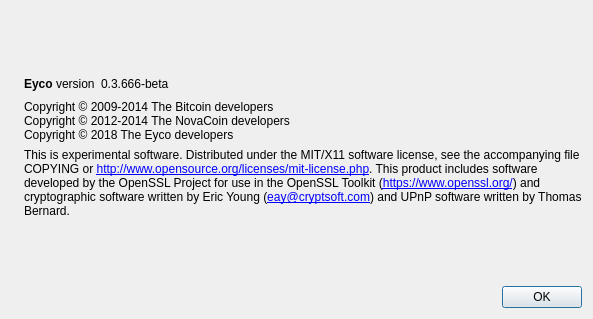
Old version of the form src/qt/forms/aboutdialog.ui in the repository EyCoTech/Eyco.
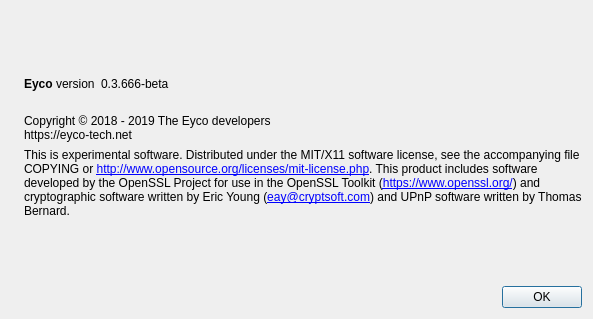
New version of the form. Icons and pictures are not drawn.

Commit message:
Remove Bitcoin branding
Removed Bitcoin branding to further help us evolve on our own.

The edit to the form file:
```diff
--- a/src/qt/forms/aboutdialog.ui
+++ b/src/qt/forms/aboutdialog.ui
@@ -91,9 +91,9 @@
         <cursorShape>IBeamCursor</cursorShape>
        </property>
        <property name="text">
-        <string>Copyright © 2009-2014 The Bitcoin developers
-Copyright © 2012-2014 The NovaCoin developers
-Copyright © 2018 The Eyco developers</string>
+        <string>
+Copyright © 2018 - 2019 The Eyco developers
+https://eyco-tech.net</string>
        </property>
        <property name="textInteractionFlags">
         <set>Qt::LinksAccessibleByMouse|Qt::TextSelectableByKeyboard|Qt::TextSelectableByMouse</set>
```
Left out of the diff: 4 changed lines with no effect on the pictures. The commit also changes 612 other files.
